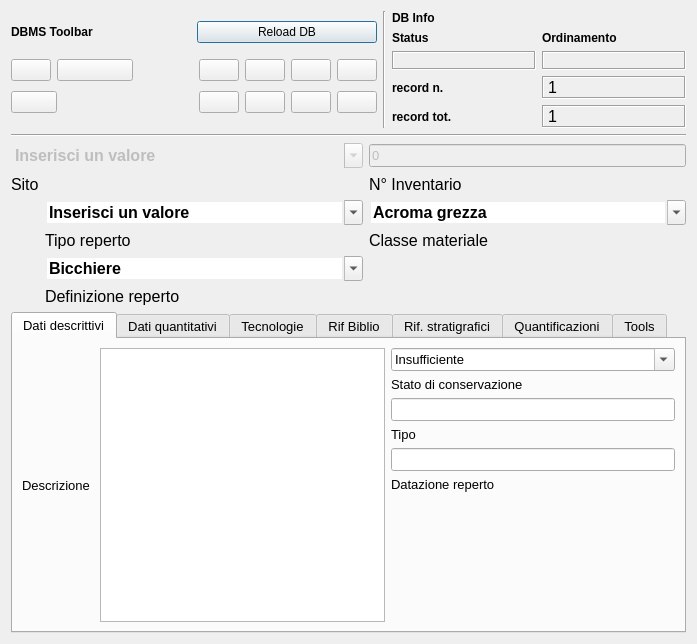
Qt form pyarchinit_dev20130710/modules/gui/pyarchinit_inventario_reperti_ui.ui (pyarchinit/pyarchinit_218) before a commit.
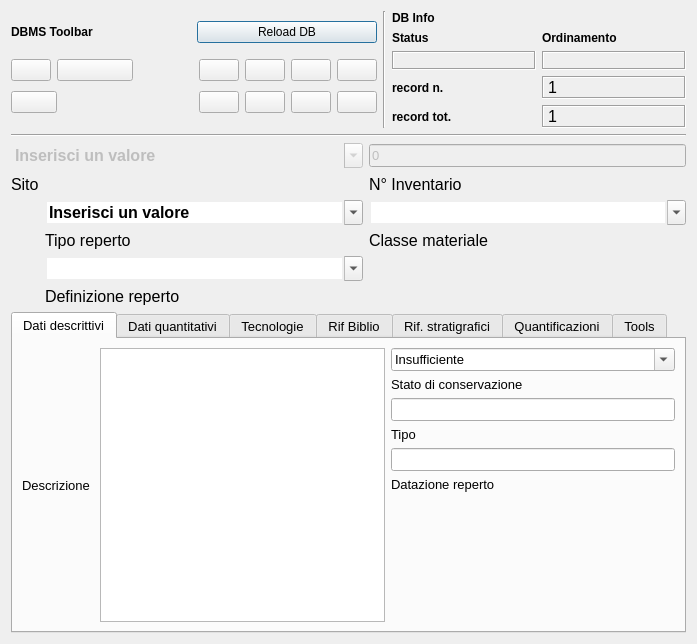
The same form after that commit. Icons and pictures are not drawn. Custom widgets are drawn as their Qt base class.

```diff
--- a/pyarchinit_dev20130710/modules/gui/pyarchinit_inventario_reperti_ui.ui
+++ b/pyarchinit_dev20130710/modules/gui/pyarchinit_inventario_reperti_ui.ui
@@ -741,6 +741,11 @@
            <property name="frame">
             <bool>false</bool>
            </property>
+           <item>
+            <property name="text">
+             <string/>
+            </property>
+           </item>
            <item>
             <property name="text">
              <string>Acroma grezza</string>
@@ -798,6 +803,11 @@
            <property name="frame">
             <bool>false</bool>
            </property>
+           <item>
+            <property name="text">
+             <string/>
+            </property>
+           </item>
            <item>
             <property name="text">
              <string>Bicchiere</string>
```
Left out of the diff: 13 changed lines with no effect on the pictures.
